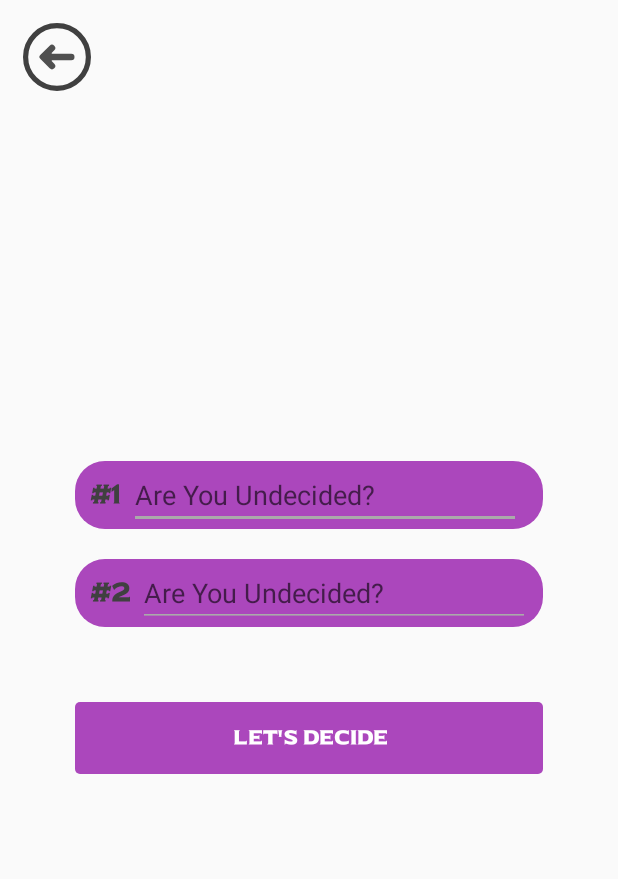
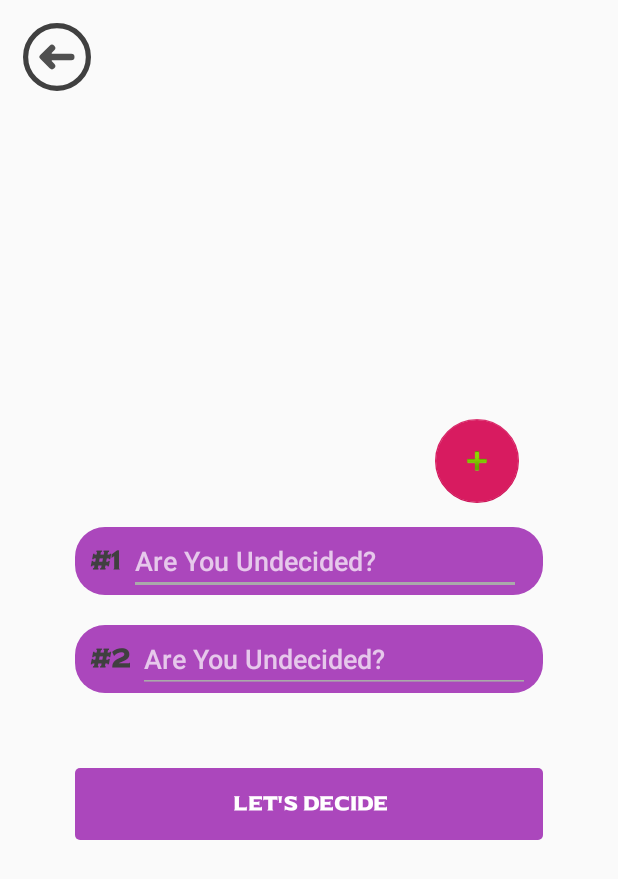
Before and after one commit to mertcorumlu/Universe.App, an Android app: the Decision screen opened directly, with no data from a screen before it, on a phone screen of 412 x 824 dp. Shown: the top 879 px of the screen. Run offline under Robolectric (Android 15) with nearby library versions, the phone set to English and light mode, and no system bars.

Commit message:
Several Changes

```diff
--- a/app/build.gradle
+++ b/app/build.gradle
@@ -22,8 +22,8 @@ android {
 dependencies {
     implementation fileTree(dir: 'libs', include: ['*.jar'])
     implementation 'androidx.appcompat:appcompat:1.0.2'
+    implementation 'com.google.android.material:material:1.0.0'
     implementation 'androidx.constraintlayout:constraintlayout:1.1.3'
-    implementation 'com.google.android.material:material:1.0.0'
     testİmplementation 'junit:junit:4.12'
     androidTestİmplementation 'androidx.test:runner:1.2.0'
     androidTestİmplementation 'androidx.test.espresso:espresso-core:3.2.0'
--- a/app/src/main/java/com/example/universe/Decision.java
+++ b/app/src/main/java/com/example/universe/Decision.java
@@ -1,5 +1,7 @@
 package com.example.universe;
 
+import android.content.DialogInterface;
+import android.media.Image;
 import android.os.Bundle;
 
 import com.google.android.material.floatingactionbutton.FloatingActionButton;
@@ -9,55 +11,159 @@ import androidx.appcompat.app.AlertDialog;
 import androidx.appcompat.app.AppCompatActivity;
 import androidx.appcompat.widget.Toolbar;
 
+import android.view.LayoutInflater;
 import android.view.View;
+import android.view.ViewGroup;
 import android.widget.Button;
 import android.widget.EditText;
 import android.widget.ImageView;
+import android.widget.LinearLayout;
+import android.widget.RelativeLayout;
+import android.widget.TextView;
 
 import java.util.ArrayList;
 import java.util.List;
 import java.util.Random;
 
+
+
 public class Decision extends AppCompatActivity {
 
+    int box_count = 2;
+
+    //TEXTBOX List
+    public List<RelativeLayout> textbox = new ArrayList<>();
+
     @Override
-    protected void onCreate(Bundle savedInstanceState) {
+    protected void onCreate(final Bundle savedInstanceState) {
         super.onCreate(savedInstanceState);
         setContentView(R.layout.activity_decision);
 
+        //Add First 2 Automatically
+        for(int i = 0; i <= 1; i++){
+            RelativeLayout box = (RelativeLayout) LayoutInflater.from( getApplicationContext() ).inflate(R.layout.decision_layout,null,false);
+
+
+            //add textbox to list
+            textbox.add(box);
+
+            //Set Count Number
+            TextView count_number = (TextView) box.findViewWithTag("count_number");
+            String text1 = "#" + (String) Integer.toString(i+1);
+            count_number.setText(text1);
+
+            //Add view to linearlayout
+            LinearLayout lay = findViewById(R.id.layout_to_put);
+            lay.addView(box);
+
+            //Set box ID
+            box.setId(i);
+        }
+
+
+        //Back Button
         ImageView back_arrow = findViewById(R.id.back_arrow);
-
         back_arrow.setOnClickListener(new View.OnClickListener() {
             @Override
             public void onClick(View view) {
-                Decision.super.onBackPressed();
+               Decision.super.onBackPressed();
             }
         });
 
-        final List<EditText> textbox = new ArrayList<>();
+        //Add input field button
+        ImageView add_button = findViewById(R.id.add_button);
+        add_button.setOnClickListener(new View.OnClickListener() {
 
-        textbox.add((EditText) findViewById(R.id.texbox1));
-        textbox.add((EditText) findViewById(R.id.texbox2));
+            @Override
+            public void onClick(View view) {
 
 
+
+                RelativeLayout box = (RelativeLayout) LayoutInflater.from( getApplicationContext() ).inflate(R.layout.decision_layout,null,false);
+
+
+                //add textbox to list
+                textbox.add(box);
+
+                //increase box count
+                ++box_count;
+
+                //Set Count Number
+                TextView count_number = (TextView) box.findViewWithTag("count_number");
+                String text1 = "#" + (String) Integer.toString(box_count);
+                count_number.setText(text1);
+
+                //Add view to linearlayout
+                LinearLayout lay = findViewById(R.id.layout_to_put);
+                lay.addView(box);
+
+                //Set box ID
+                box.setId(box_count-1);
+
+
+                if(box_count >= 5){
+                    view.setVisibility(View.GONE);
+                }
+
+                if(box_count > 2 && box_count <= 5){
+                    findViewById(R.id.delete_button).setVisibility(View.VISIBLE);
+                }
+
+
+
+
+
+            }
+        });
+
+        //Delete input field button
+        ImageView delete_button = findViewById(R.id.delete_button);
+        delete_button.setOnClickListener(new View.OnClickListener() {
+            @Override
+            public void onClick(View view) {
+                int indeks = box_count - 1;
+                LinearLayout lay = findViewById(R.id.layout_to_put);
+                lay.removeView(textbox.get(indeks));
+                textbox.remove(indeks);
+
+                --box_count;
+
+                if(box_count <= 2){
+                    view.setVisibility(View.GONE);
+                }
+
+                if(box_count > 2 && box_count <= 5){
+                    findViewById(R.id.add_button).setVisibility(View.VISIBLE);
+                }
+
+            }
+        });
+
+
+        //Decide Button
         Button buttonDecide = findViewById(R.id.buttonDecide);
-
         buttonDecide.setOnClickListener(new View.OnClickListener() {
             @Override
             public void onClick(View view) {
 
                 AlertDialog.Builder alert = new AlertDialog.Builder(Decision.this);
                 alert.setTitle("Universe's Decision");
-                alert.setMessage("Universe Decided To: " + textbox.get(new Random().nextInt(2)).getText().toString() );
-                alert.setNeutralButton("Got It!",null);
+                EditText decision = textbox.get( new Random().nextInt(box_count)).findViewWithTag("input_field");
+                alert.setMessage("Universe Decided To: " + decision.getText().toString() );
+                alert.setNeutralButton("Got It!", new DialogInterface.OnClickListener() {
+                    @Override
+                    public void onClick(DialogInterface dialogInterface, int i) {
+                        Decision.super.onBackPressed();
+                    }
+                });
                 alert.show();
-
-
 
             }
         });
 
 
+
+
     }
 
 }
--- a/app/src/main/res/layout/activity_decision.xml
+++ b/app/src/main/res/layout/activity_decision.xml
@@ -24,6 +24,7 @@
         android:layout_centerVertical="true"
         >
     <LinearLayout
+        android:id="@+id/layout_texbox"
         android:layout_width="match_parent"
         android:layout_height="wrap_content"
         android:orientation="vertical"
@@ -33,81 +34,40 @@
         >
 
         <LinearLayout
-            android:layout_width="match_parent"
+            android:layout_width="wrap_content"
             android:layout_height="wrap_content"
             android:orientation="horizontal"
-            android:background="@drawable/edittext_background"
-            android:layout_marginBottom="20dp"
+            android:layout_margin="16dp"
+            android:layout_gravity="end"
+            >
 
-            tools:ignore="UselessParent">
-
-            <TextView
+            <com.google.android.material.floatingactionbutton.FloatingActionButton
+                android:id="@+id/add_button"
                 android:layout_width="wrap_content"
                 android:layout_height="wrap_content"
-                android:text="#1"
-                android:fontFamily="@font/universal_serif"
-                android:textColor="#404040"
-                android:textSize="18sp"
-                android:layout_gravity="center"
-                android:layout_marginStart="10dp"
-                android:layout_marginEnd="5dp"
-                android:contentDescription="@string/logo_text" />
+                android:layout_gravity="end"
+                android:src="@android:drawable/ic_input_add"
+               />
 
-
-
-                <EditText
-                    android:id="@+id/texbox1"
-                    android:layout_width="261dp"
-                    android:layout_height="wrap_content"
-                    android:layout_margin="0dp"
-                    android:gravity="center|start"
-                    android:hint="@string/main_activity_button1_text"
-                    android:inputType="text"
-                    android:backgroundTint="@android:color/darker_gray"
-                    tools:ignore="Autofill" />
-
-
+            <com.google.android.material.floatingactionbutton.FloatingActionButton
+                android:id="@+id/delete_button"
+                android:layout_width="wrap_content"
+                android:layout_height="wrap_content"
+                android:layout_gravity="end"
+                android:src="@android:drawable/ic_input_delete"
+                android:visibility="gone"
+                />
 
         </LinearLayout>
 
+
         <LinearLayout
-            android:layout_width="match_parent"
+            android:id="@+id/layout_to_put"
+            android:layout_width="wrap_content"
             android:layout_height="wrap_content"
-            android:orientation="horizontal"
-            android:background="@drawable/edittext_background"
-            android:layout_marginBottom="20dp"
-
-            tools:ignore="UselessParent">
-
-            <TextView
-                android:layout_width="wrap_content"
-                android:layout_height="wrap_content"
-                android:text="#2"
-                android:fontFamily="@font/universal_serif"
-                android:textColor="#404040"
-                android:textSize="18sp"
-                android:layout_gravity="center"
-                android:layout_marginStart="10dp"
-                android:layout_marginEnd="5dp"
-                android:contentDescription="@string/logo_text" />
-
-
-
-            <EditText
-                android:id="@+id/texbox2"
-                android:layout_width="261dp"
-                android:layout_height="wrap_content"
-                android:layout_margin="0dp"
-                android:gravity="center|start"
-                android:hint="@string/main_activity_button1_text"
-                android:inputType="text"
-                android:backgroundTint="@android:color/darker_gray"
-                tools:ignore="Autofill" />
-
-
-
+            android:orientation="vertical"
+            >
         </LinearLayout>
-
 
 
 
@@ -127,6 +87,9 @@
             android:layout_marginTop="30dp"
             />
 
+
+
+
     </LinearLayout>
 
     </ScrollView>
--- /dev/null
+++ b/app/src/main/res/layout/decision_layout.xml
@@ -0,0 +1,43 @@
+<?xml version="1.0" encoding="utf-8"?>
+
+<RelativeLayout
+    xmlns:android="http://schemas.android.com/apk/res/android"
+    xmlns:tools="http://schemas.android.com/tools"
+    android:layout_width="wrap_content"
+    android:layout_height="wrap_content"
+    android:paddingBottom="20dp"
+    >
+    <LinearLayout
+        android:layout_width="match_parent"
+        android:layout_height="wrap_content"
+        android:background="@drawable/edittext_background"
+        android:orientation="horizontal">
+
+
+        <TextView
+            android:layout_width="wrap_content"
+            android:layout_height="wrap_content"
+            android:layout_gravity="center"
+            android:layout_marginStart="10dp"
+            android:layout_marginEnd="5dp"
+            android:contentDescription="@string/logo_text"
+            android:fontFamily="@font/universal_serif"
+            android:tag="count_number"
+            android:textColor="#404040"
+            android:textSize="18sp" />
+
+
+        <EditText
+            android:layout_width="261dp"
+            android:layout_height="wrap_content"
+            android:layout_margin="0dp"
+            android:backgroundTint="@android:color/darker_gray"
+            android:gravity="center|start"
+            android:hint="@string/main_activity_button1_text"
+            android:inputType="text"
+            android:tag="input_field"
+            tools:ignore="Autofill" />
+
+
+    </LinearLayout>
+</RelativeLayout>
```
